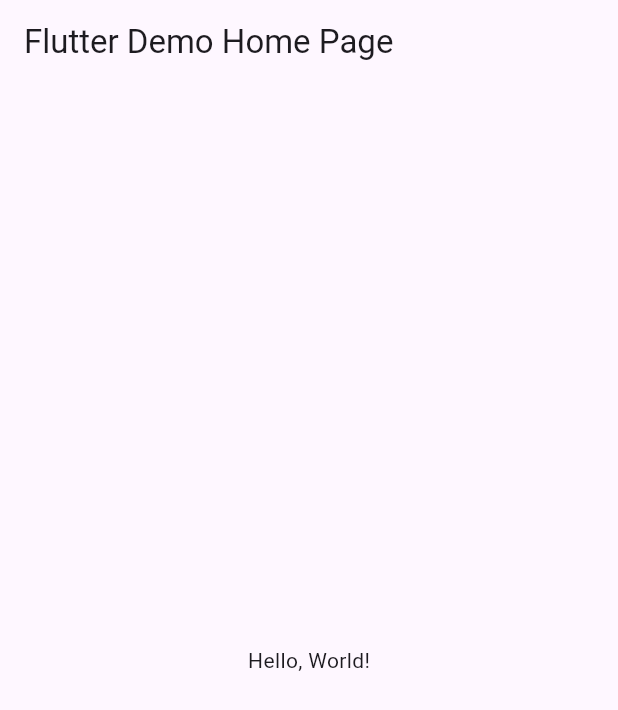
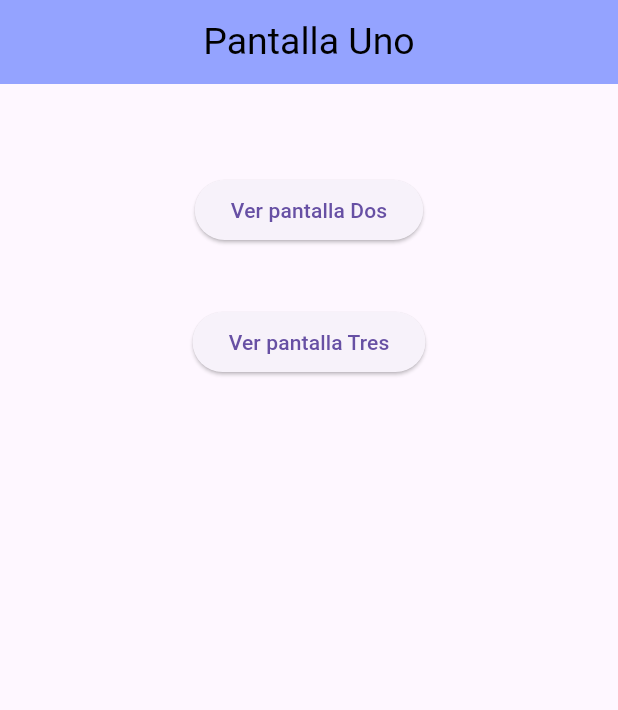
Before and after one commit to AndresRivera111/Rutas_6J, a Flutter app: the screen it shows after launch, on a phone screen of 412 x 824 dp. Shown: the top 710 px of the screen. Run offline on Flutter 3.47's test engine with Material 3 defaults, Android fonts, the phone set to English and light mode, and no system bars.

Commit message:
Rutas Rivera

```diff
--- a/lib/main.dart
+++ b/lib/main.dart
@@ -1,43 +1,24 @@
 import 'package:flutter/material.dart';
+import 'package:riverarutas/pagina_uno.dart';
+import 'package:riverarutas/pagina_dos.dart';
+import 'package:riverarutas/pagina_tres.dart';
 
-void main() => runApp(MyApp());
+void main() => runApp(MyRoutesApp());
 
-class MyApp extends StatelessWidget {
-  const MyApp({super.key});
-  // This widget is the root of your application.
+class MyRoutesApp extends StatelessWidget {
+  const MyRoutesApp({Key? key}) : super(key: key);
+
   @override
   Widget build(BuildContext context) {
     return MaterialApp(
-      // Application name
-      title: 'Flutter Hello World',
-      // Application theme data, you can set the colors for the application as
-      // you want
-      theme: ThemeData(
-        // useMaterial3: false,
-        primarySwatch: Colors.blue,
-      ),
-      // A widget which will be started on application startup
-      home: MyHomePage(title: 'Flutter Demo Home Page'),
+      debugShowCheckedModeBanner: false,
+      title: 'Entre paginas routes',
+      initialRoute: '/',
+      routes: {
+        '/': (context) => const PantallaUno(),
+        '/Pantalla Dos': (context) => const PantallaDos(),
+        '/Pantalla Tres': (context) => const PantallaTres(),
+      },
     );
   }
 }
-
-class MyHomePage extends StatelessWidget {
-  final String title;
-  const MyHomePage({super.key, required this.title});
-
-  @override
-  Widget build(BuildContext context) {
-    return Scaffold(
-      appBar: AppBar(
-        // The title text which will be shown on the action bar
-        title: Text(title),
-      ),
-      body: Center(
-        child: Text(
-          'Hello, World!',
-        ),
-      ),
-    );
-  }
-}
--- /dev/null
+++ b/lib/pagina_uno.dart
@@ -0,0 +1,45 @@
+import 'package:flutter/material.dart';
+
+class PantallaUno extends StatelessWidget {
+  const PantallaUno({Key? key}) : super(key: key);
+
+  @override
+  Widget build(BuildContext context) {
+    return Scaffold(
+        appBar: AppBar(
+          title: const Text(
+            'Pantalla Uno',
+            style: TextStyle(
+              color: Color(0xff000000),
+              fontSize: 25.0,
+            ),
+          ),
+          centerTitle: true,
+          backgroundColor: Color(0xff94a3ff),
+        ),
+        body: Column(
+          children: [
+            SizedBox(
+              height: 60,
+            ),
+            Center(
+              child: ElevatedButton(
+                  onPressed: () {
+                    Navigator.pushNamed(context, '/Pantalla Dos');
+                  },
+                  child: const Text('Ver pantalla Dos')),
+            ),
+            SizedBox(
+              height: 40,
+            ),
+            Center(
+              child: ElevatedButton(
+                  onPressed: () {
+                    Navigator.pushNamed(context, '/Pantalla Tres');
+                  },
+                  child: const Text('Ver pantalla Tres')),
+            ),
+          ],
+        ));
+  }
+}
```
Also changed, not shown: lib/pagina_dos.dart (added, +28 -0 lines), lib/pagina_tres.dart (added, +28 -0 lines).
